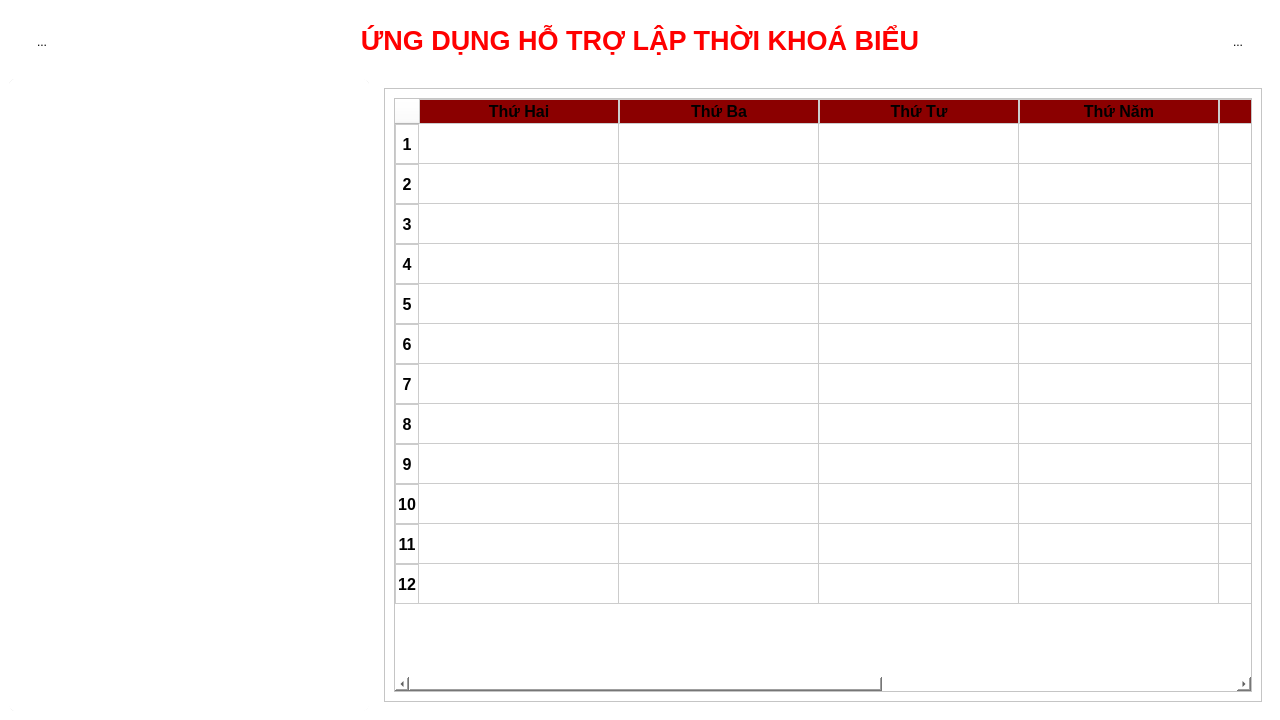
Before: the Qt Designer form mainwindow.ui in dungcan2k5/Smart_Timetable, drawn with Qt 5.
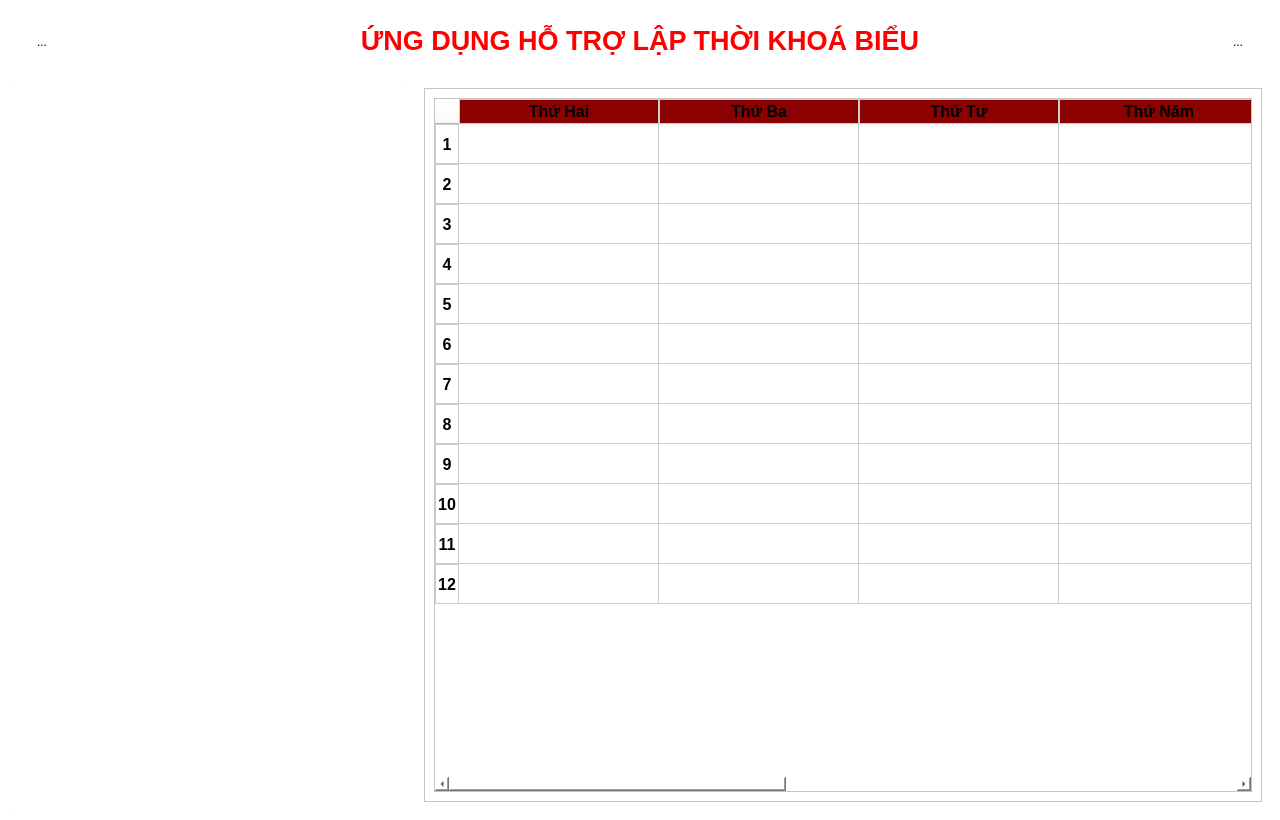
After: the same form once the commit is applied. Icons and pictures are not drawn.

```diff
--- a/mainwindow.ui
+++ b/mainwindow.ui
@@ -7,7 +7,7 @@
     <x>0</x>
     <y>0</y>
     <width>1280</width>
-    <height>720</height>
+    <height>820</height>
    </rect>
   </property>
   <property name="windowTitle">
@@ -22,13 +22,13 @@
      <widget class="QWidget" name="configWindow" native="true">
       <property name="minimumSize">
        <size>
-        <width>100</width>
+        <width>0</width>
         <height>0</height>
        </size>
       </property>
       <property name="maximumSize">
        <size>
-        <width>360</width>
+        <width>400</width>
         <height>16777215</height>
        </size>
       </property>
@@ -63,10 +63,7 @@
          <property name="frameShadow">
           <enum>QFrame::Shadow::Raised</enum>
          </property>
-         <layout class="QVBoxLayout" name="verticalLayout_2">
-          <property name="spacing">
-           <number>0</number>
-          </property>
+         <layout class="QGridLayout" name="gridLayout_2">
           <property name="leftMargin">
            <number>0</number>
           </property>
@@ -79,8 +76,99 @@
           <property name="bottomMargin">
            <number>0</number>
           </property>
-          <item>
+          <item row="0" column="0">
            <widget class="QScrollArea" name="scrollArea">
+            <property name="minimumSize">
+             <size>
+              <width>0</width>
+              <height>0</height>
+             </size>
+            </property>
+            <property name="styleSheet">
+             <string notr="true">/* Kiểu mặc định của thanh cuộn */
+QScrollBar:vertical {
+    border: none;
+    background: #f0f0f0; /* Màu nền nhạt */
+    width: 8px; /* Thanh cuộn nhỏ */
+    margin: 0px 0px 0px 0px;
+	border-radius: 4px;
+}
+
+QScrollBar::handle:vertical {
+    background: #a0a0a0; /* Màu tay cầm nhạt */
+    min-height: 40px;
+    border-radius: 4px;
+    transition: all 0.3s; /* Hiệu ứng chuyển đổi mượt mà */
+}
+
+QScrollBar::add-line:vertical, QScrollBar::sub-line:vertical {
+    border: none;
+    background: none;
+    height: 0px; /* Ẩn nút mũi tên */
+}
+
+QScrollBar::add-page:vertical, QScrollBar::sub-page:vertical {
+    background: none;
+}
+
+/* Kiểu khi hover vào thanh cuộn */
+QScrollBar:vertical:hover {
+    width: 12px; /* Tăng kích thước khi hover */
+}
+
+QScrollBar::handle:vertical:hover {
+    background: #808080; /* Thay đổi màu để dễ nhìn hơn khi hover */
+    width: 12px; /* Đảm bảo kích thước tăng theo thanh cuộn */
+}
+
+QScrollBar::add-line:vertical:hover, QScrollBar::sub-line:vertical:hover {
+    height: 12px; /* Hiển thị lại nút mũi tên khi hover */
+}
+
+/* Kiểu mặc định của thanh cuộn ngang */
+QScrollBar:horizontal {
+    border: none;
+    background: #f0f0f0;
+    height: 8px;
+    margin: 0px 0px 0px 0px;
+	border-radius: 4px;
+}
+
+QScrollBar::handle:horizontal {
+    background: #a0a0a0;
+    min-width: 6px;
+    border-radius: 4px;
+    transition: all 0.3s;
+}
+
+QScrollBar::add-line:horizontal, QScrollBar::sub-line:horizontal {
+    border: none;
+    background: none;
+    width: 0px;
+}
+
+QScrollBar::add-page:horizontal, QScrollBar::sub-page:horizontal {
+    background: none;
+}
+
+/* Kiểu khi hover vào thanh cuộn ngang */
+QScrollBar:horizontal:hover {
+    height: 12px;
+}
+
+QScrollBar::handle:horizontal:hover {
+    background: #808080;
+    height: 12px;
+}
+
+QScrollBar::add-line:horizontal:hover, QScrollBar::sub-line:horizontal:hover {
+    width: 12px;
+}
+
+QScrollArea {
+	border: none;
+}</string>
+            </property>
             <property name="widgetResizable">
              <bool>true</bool>
             </property>
@@ -89,10 +177,41 @@
               <rect>
                <x>0</x>
                <y>0</y>
-               <width>360</width>
-               <height>632</height>
+               <width>400</width>
+               <height>732</height>
               </rect>
              </property>
+             <property name="minimumSize">
+              <size>
+               <width>0</width>
+               <height>0</height>
+              </size>
+             </property>
+             <property name="styleSheet">
+              <string notr="true">border: none;</string>
+             </property>
+             <layout class="QVBoxLayout" name="verticalLayout_2">
+              <item>
+               <widget class="QFrame" name="frameAllSchedule">
+                <property name="minimumSize">
+                 <size>
+                  <width>0</width>
+                  <height>0</height>
+                 </size>
+                </property>
+                <property name="styleSheet">
+                 <string notr="true">border: none;
+background: none;</string>
+                </property>
+                <property name="frameShape">
+                 <enum>QFrame::Shape::StyledPanel</enum>
+                </property>
+                <property name="frameShadow">
+                 <enum>QFrame::Shadow::Raised</enum>
+                </property>
+               </widget>
+              </item>
+             </layout>
             </widget>
            </widget>
           </item>
```
Left out of the diff: 2 changed lines with no effect on the pictures.
